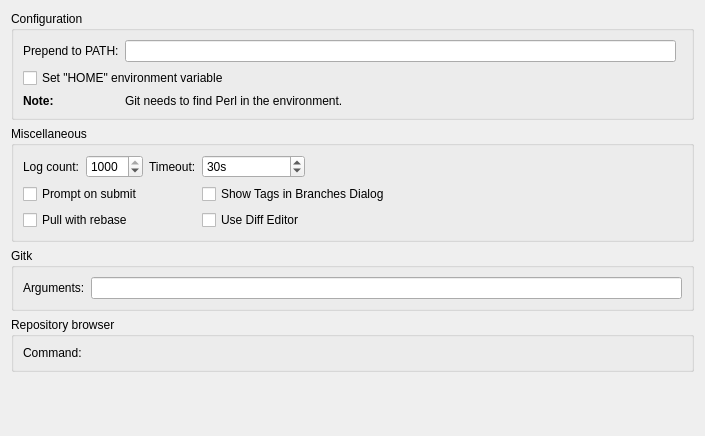
Old version of the form src/plugins/git/settingspage.ui in the repository qt-creator/qt-creator.
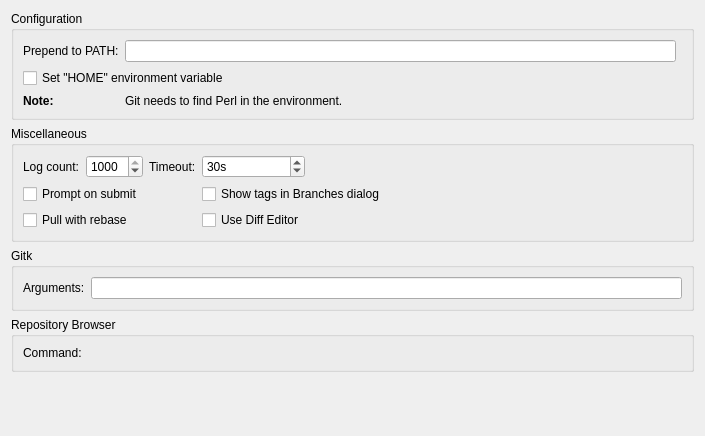
New version of the form. Custom widgets are drawn as their Qt base class.

Commit message:
UI text: fix VCS related strings
Fix capitalization and punctuation and a typo.

Diff of the .ui file:
```diff
--- a/src/plugins/git/settingspage.ui
+++ b/src/plugins/git/settingspage.ui
@@ -133,7 +133,7 @@
       <item row="1" column="3" colspan="2">
        <widget class="QCheckBox" name="showTagsCheckBox">
         <property name="text">
-         <string>Show Tags in Branches Dialog</string>
+         <string>Show tags in Branches dialog</string>
         </property>
        </widget>
       </item>
@@ -169,7 +169,7 @@
    <item>
     <widget class="QGroupBox" name="repBrowserGroupBox">
      <property name="title">
-      <string>Repository browser</string>
+      <string>Repository Browser</string>
      </property>
      <layout class="QHBoxLayout" name="horizontalLayout_2">
       <item>
```
The commit also changes 7 other files.
